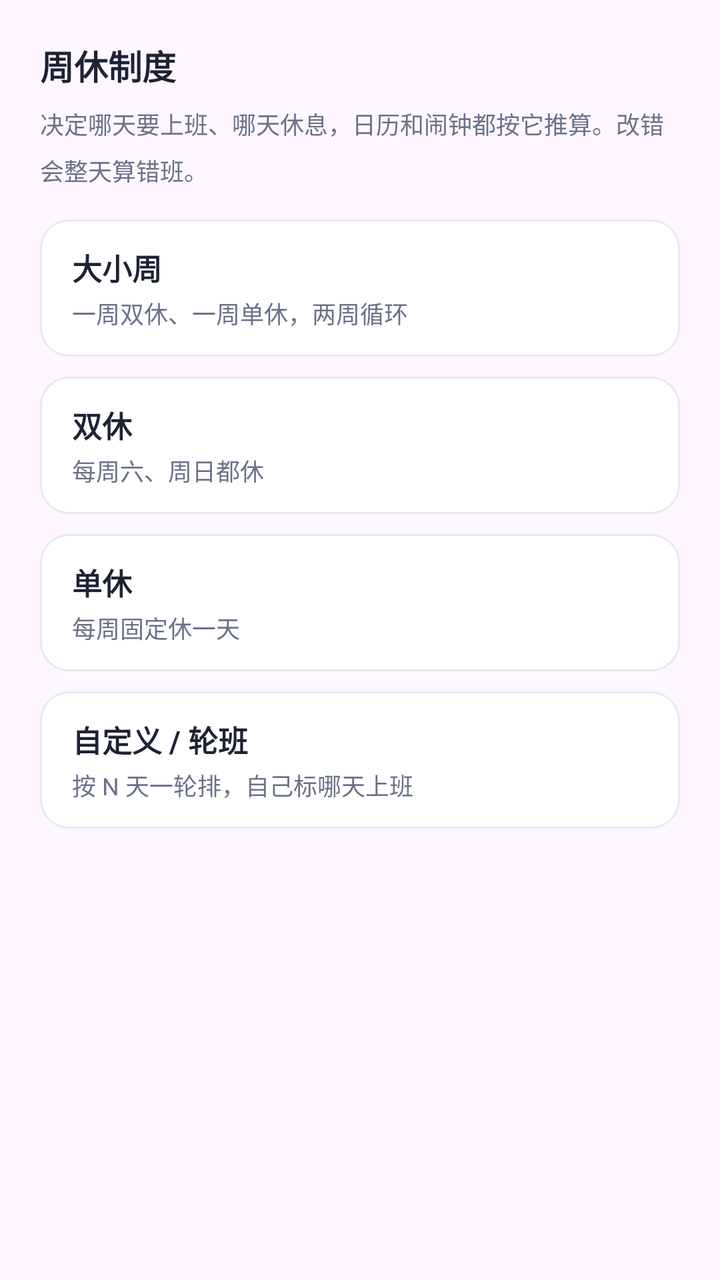
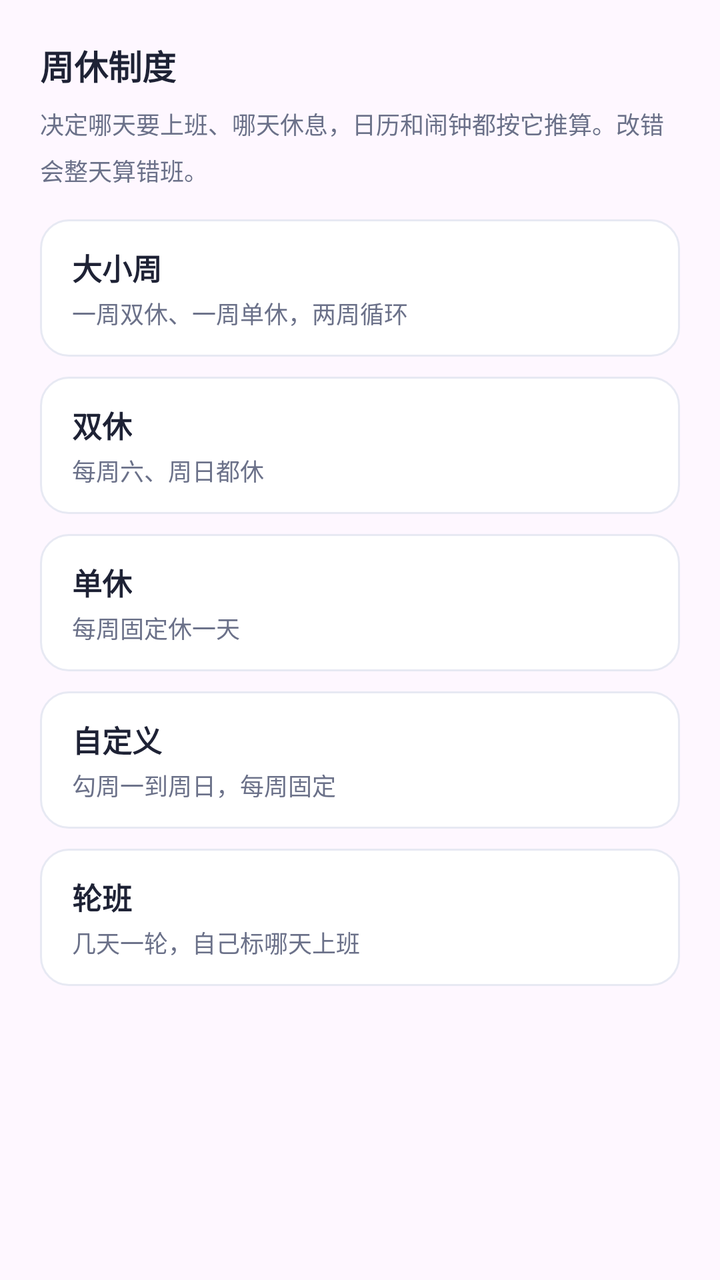

The first picture is an Android layout as it rendered before a commit; the second is the same layout after the commit. The layout source and the unified diff follow.
<!-- AndroidManifest.xml: application theme Theme.WeekdayAlarm -->
<!-- res/layout/dialog_week_mode.xml -->
<?xml version="1.0" encoding="utf-8"?>
<ScrollView xmlns:android="http://schemas.android.com/apk/res/android"
    android:layout_width="match_parent"
    android:layout_height="wrap_content">

    <LinearLayout
        android:layout_width="match_parent"
        android:layout_height="wrap_content"
        android:orientation="vertical"
        android:padding="20dp">

        <TextView
            android:layout_width="wrap_content"
            android:layout_height="wrap_content"
            android:text="周休制度"
            android:textColor="@color/ink"
            android:textSize="17sp"
            android:textStyle="bold" />

        <TextView
            android:layout_width="match_parent"
            android:layout_height="wrap_content"
            android:layout_marginTop="8dp"
            android:lineSpacingMultiplier="1.35"
            android:text="决定哪天要上班、哪天休息，日历和闹钟都按它推算。改错会整天算错班。"
            android:textColor="@color/sub"
            android:textSize="12sp" />

        
        <LinearLayout
            android:id="@+id/rg_mode"
            android:layout_width="match_parent"
            android:layout_height="wrap_content"
            android:layout_marginTop="16dp"
            android:orientation="vertical">

            <LinearLayout
                android:id="@+id/rb_big_small"
                android:layout_width="match_parent"
                android:layout_height="wrap_content"
                android:background="@drawable/bg_guide_option"
                android:clickable="true"
                android:focusable="true"
                android:orientation="vertical"
                android:paddingStart="16dp"
                android:paddingTop="13dp"
                android:paddingEnd="16dp"
                android:paddingBottom="13dp">

                <TextView
                    android:layout_width="wrap_content"
                    android:layout_height="wrap_content"
                    android:text="大小周"
                    android:textColor="@color/ink"
                    android:textSize="15sp"
                    android:textStyle="bold" />

                <TextView
                    android:layout_width="wrap_content"
                    android:layout_height="wrap_content"
                    android:layout_marginTop="3dp"
                    android:text="一周双休、一周单休，两周循环"
                    android:textColor="@color/sub"
                    android:textSize="12sp" />
            </LinearLayout>

            <LinearLayout
                android:id="@+id/rb_double"
                android:layout_width="match_parent"
                android:layout_height="wrap_content"
                android:layout_marginTop="10dp"
                android:background="@drawable/bg_guide_option"
                android:clickable="true"
                android:focusable="true"
                android:orientation="vertical"
                android:paddingStart="16dp"
                android:paddingTop="13dp"
                android:paddingEnd="16dp"
                android:paddingBottom="13dp">

                <TextView
                    android:layout_width="wrap_content"
                    android:layout_height="wrap_content"
                    android:text="双休"
                    android:textColor="@color/ink"
                    android:textSize="15sp"
                    android:textStyle="bold" />

                <TextView
                    android:layout_width="wrap_content"
                    android:layout_height="wrap_content"
                    android:layout_marginTop="3dp"
                    android:text="每周六、周日都休"
                    android:textColor="@color/sub"
                    android:textSize="12sp" />
            </LinearLayout>

            <LinearLayout
                android:id="@+id/rb_single"
                android:layout_width="match_parent"
                android:layout_height="wrap_content"
                android:layout_marginTop="10dp"
                android:background="@drawable/bg_guide_option"
                android:clickable="true"
                android:focusable="true"
                android:orientation="vertical"
                android:paddingStart="16dp"
                android:paddingTop="13dp"
                android:paddingEnd="16dp"
                android:paddingBottom="13dp">

                <TextView
                    android:layout_width="wrap_content"
                    android:layout_height="wrap_content"
                    android:text="单休"
                    android:textColor="@color/ink"
                    android:textSize="15sp"
                    android:textStyle="bold" />

                <TextView
                    android:layout_width="wrap_content"
                    android:layout_height="wrap_content"
                    android:layout_marginTop="3dp"
                    android:text="每周固定休一天"
                    android:textColor="@color/sub"
                    android:textSize="12sp" />
            </LinearLayout>

            
            <LinearLayout
                android:id="@+id/rb_cycle"
                android:layout_width="match_parent"
                android:layout_height="wrap_content"
                android:layout_marginTop="10dp"
                android:background="@drawable/bg_guide_option"
                android:clickable="true"
                android:focusable="true"
                android:orientation="vertical"
                android:paddingStart="16dp"
                android:paddingTop="13dp"
                android:paddingEnd="16dp"
                android:paddingBottom="13dp">

                <TextView
                    android:layout_width="wrap_content"
                    android:layout_height="wrap_content"
                    android:text="自定义 / 轮班"
                    android:textColor="@color/ink"
                    android:textSize="15sp"
                    android:textStyle="bold" />

                <TextView
                    android:id="@+id/tv_cycle_sub"
                    android:layout_width="wrap_content"
                    android:layout_height="wrap_content"
                    android:layout_marginTop="3dp"
                    android:text="按 N 天一轮排，自己标哪天上班"
                    android:textColor="@color/sub"
                    android:textSize="12sp" />
            </LinearLayout>
        </LinearLayout>

        
        <LinearLayout
            android:id="@+id/box_big_small"
            android:layout_width="match_parent"
            android:layout_height="wrap_content"
            android:layout_marginTop="18dp"
            android:orientation="vertical"
            android:visibility="gone">

            <LinearLayout
                android:layout_width="match_parent"
                android:layout_height="wrap_content"
                android:gravity="center_vertical"
                android:orientation="horizontal">

                <TextView
                    android:layout_width="88dp"
                    android:layout_height="wrap_content"
                    android:text="本周是"
                    android:textColor="@color/sub"
                    android:textSize="13sp" />

                <LinearLayout
                    android:id="@+id/rg_week_big"
                    android:layout_width="wrap_content"
                    android:layout_height="wrap_content"
                    android:orientation="horizontal">

                    <TextView
                        android:id="@+id/rb_big"
                        android:layout_width="wrap_content"
                        android:layout_height="wrap_content"
                        android:background="@drawable/bg_guide_option"
                        android:clickable="true"
                        android:focusable="true"
                        android:gravity="center"
                        android:minHeight="34dp"
                        android:minWidth="76dp"
                        android:paddingStart="16dp"
                        android:paddingEnd="16dp"
                        android:text="大周"
                        android:textColor="@color/ink"
                        android:textSize="13sp" />

                    <TextView
                        android:id="@+id/rb_small"
                        android:layout_width="wrap_content"
                        android:layout_height="wrap_content"
                        android:layout_marginStart="8dp"
                        android:background="@drawable/bg_guide_option"
                        android:clickable="true"
                        android:focusable="true"
                        android:gravity="center"
                        android:minHeight="34dp"
                        android:minWidth="76dp"
                        android:paddingStart="16dp"
                        android:paddingEnd="16dp"
                        android:text="小周"
                        android:textColor="@color/ink"
                        android:textSize="13sp" />
                </LinearLayout>
            </LinearLayout>

            <LinearLayout
                android:layout_width="match_parent"
                android:layout_height="wrap_content"
                android:layout_marginTop="12dp"
                android:gravity="center_vertical"
                android:orientation="horizontal">

                <TextView
                    android:layout_width="88dp"
                    android:layout_height="wrap_content"
                    android:text="小周休哪天"
                    android:textColor="@color/sub"
                    android:textSize="13sp" />

                <LinearLayout
                    android:id="@+id/rg_small_rest"
                    android:layout_width="wrap_content"
                    android:layout_height="wrap_content"
                    android:orientation="horizontal">

                    <TextView
                        android:id="@+id/rb_rest_sun"
                        android:layout_width="wrap_content"
                        android:layout_height="wrap_content"
                        android:background="@drawable/bg_guide_option"
                        android:clickable="true"
                        android:focusable="true"
                        android:gravity="center"
                        android:minHeight="34dp"
                        android:minWidth="76dp"
                        android:paddingStart="16dp"
                        android:paddingEnd="16dp"
                        android:text="周日休"
                        android:textColor="@color/ink"
                        android:textSize="13sp" />

                    <TextView
                        android:id="@+id/rb_rest_sat"
                        android:layout_width="wrap_content"
                        android:layout_height="wrap_content"
                        android:layout_marginStart="8dp"
                        android:background="@drawable/bg_guide_option"
                        android:clickable="true"
                        android:focusable="true"
                        android:gravity="center"
                        android:minHeight="34dp"
                        android:minWidth="76dp"
                        android:paddingStart="16dp"
                        android:paddingEnd="16dp"
                        android:text="周六休"
                        android:textColor="@color/ink"
                        android:textSize="13sp" />
                </LinearLayout>
            </LinearLayout>
        </LinearLayout>

        
        <LinearLayout
            android:id="@+id/box_single"
            android:layout_width="match_parent"
            android:layout_height="wrap_content"
            android:layout_marginTop="18dp"
            android:gravity="center_vertical"
            android:orientation="horizontal"
            android:visibility="gone">

            <TextView
                android:layout_width="88dp"
                android:layout_height="wrap_content"
                android:text="休哪天"
                android:textColor="@color/sub"
                android:textSize="13sp" />

            <LinearLayout
                android:id="@+id/rg_single_rest"
                android:layout_width="wrap_content"
                android:layout_height="wrap_content"
                android:orientation="horizontal">

                <TextView
                    android:id="@+id/rb_single_sun"
                    android:layout_width="wrap_content"
                    android:layout_height="wrap_content"
                    android:background="@drawable/bg_guide_option"
                    android:clickable="true"
                    android:focusable="true"
                    android:gravity="center"
                    android:minHeight="34dp"
                    android:minWidth="76dp"
                    android:paddingStart="16dp"
                    android:paddingEnd="16dp"
                    android:text="周日休"
                    android:textColor="@color/ink"
                    android:textSize="13sp" />

                <TextView
                    android:id="@+id/rb_single_sat"
                    android:layout_width="wrap_content"
                    android:layout_height="wrap_content"
                    android:layout_marginStart="8dp"
                    android:background="@drawable/bg_guide_option"
                    android:clickable="true"
                    android:focusable="true"
                    android:gravity="center"
                    android:minHeight="34dp"
                    android:minWidth="76dp"
                    android:paddingStart="16dp"
                    android:paddingEnd="16dp"
                    android:text="周六休"
                    android:textColor="@color/ink"
                    android:textSize="13sp" />
            </LinearLayout>
        </LinearLayout>
    </LinearLayout>
</ScrollView>
<!-- resources referenced by this layout -->
<resources>
  <color name="ink">#1E2235</color>
  <color name="sub">#6B7189</color>
  <!-- drawable bg_guide_option (drawable) -->
  <?xml version="1.0" encoding="utf-8"?>
  <selector xmlns:android="http://schemas.android.com/apk/res/android">
      <item android:state_selected="true">
          <shape android:shape="rectangle">
              <solid android:color="@color/guide_option_selected" />
              <stroke
                  android:width="1.5dp"
                  android:color="@color/indigo" />
              <corners android:radius="@dimen/radius_row" />
          </shape>
      </item>
      <item>
          <shape android:shape="rectangle">
              <solid android:color="@color/card" />
              <stroke
                  android:width="1dp"
                  android:color="@color/line" />
              <corners android:radius="@dimen/radius_row" />
          </shape>
      </item>
  </selector>
  <style name="Theme.WeekdayAlarm" parent="Theme.Material3.DayNight.NoActionBar">
          <item name="colorPrimary">@color/indigo</item>
          <item name="colorPrimaryVariant">@color/indigo_dark</item>
          <item name="colorOnPrimary">@color/white</item>
          <item name="android:statusBarColor">@color/bg</item>
          <item name="android:windowLightStatusBar">true</item>
      </style>
  <color name="guide_option_selected">#EEF0FE</color>
  <color name="indigo">#4F46E5</color>
  <dimen name="radius_row">14dp</dimen>
  <color name="card">#FFFFFF</color>
  <color name="line">#E7E9F3</color>
  <color name="indigo_dark">#4338CA</color>
  <color name="white">#FFFFFFFF</color>
  <color name="bg">#F4F5FB</color>
</resources>

<!-- the commit's change to res/layout/dialog_week_mode.xml (unified diff, before → after) -->
@@ -128,6 +128,38 @@
 
             
             <LinearLayout
+                android:id="@+id/rb_custom"
+                android:layout_width="match_parent"
+                android:layout_height="wrap_content"
+                android:layout_marginTop="10dp"
+                android:background="@drawable/bg_guide_option"
+                android:clickable="true"
+                android:focusable="true"
+                android:orientation="vertical"
+                android:paddingStart="16dp"
+                android:paddingTop="13dp"
+                android:paddingEnd="16dp"
+                android:paddingBottom="13dp">
+
+                <TextView
+                    android:layout_width="wrap_content"
+                    android:layout_height="wrap_content"
+                    android:text="自定义"
+                    android:textColor="@color/ink"
+                    android:textSize="15sp"
+                    android:textStyle="bold" />
+
+                <TextView
+                    android:id="@+id/tv_custom_sub"
+                    android:layout_width="wrap_content"
+                    android:layout_height="wrap_content"
+                    android:layout_marginTop="3dp"
+                    android:text="勾周一到周日，每周固定"
+                    android:textColor="@color/sub"
+                    android:textSize="12sp" />
+            </LinearLayout>
+
+            <LinearLayout
                 android:id="@+id/rb_cycle"
                 android:layout_width="match_parent"
                 android:layout_height="wrap_content"
@@ -144,7 +176,7 @@
                 <TextView
                     android:layout_width="wrap_content"
                     android:layout_height="wrap_content"
-                    android:text="自定义 / 轮班"
+                    android:text="轮班"
                     android:textColor="@color/ink"
                     android:textSize="15sp"
                     android:textStyle="bold" />
@@ -154,7 +186,7 @@
                     android:layout_width="wrap_content"
                     android:layout_height="wrap_content"
                     android:layout_marginTop="3dp"
-                    android:text="按 N 天一轮排，自己标哪天上班"
+                    android:text="几天一轮，自己标哪天上班"
                     android:textColor="@color/sub"
                     android:textSize="12sp" />
             </LinearLayout>
